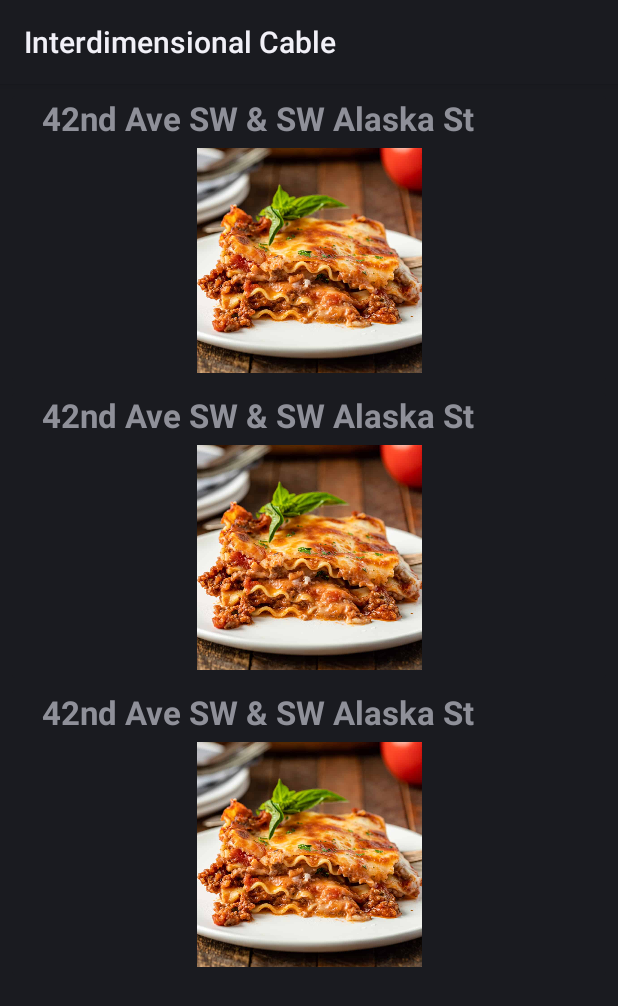
After one commit to shipitsteven/ad340-android, an Android app: the layout activity_traffic.xml on its own in the app's theme, with its tools: preview values and no code run, on a phone screen of 412 x 824 dp. The commit adds this screen. Shown: the top 1006 px of the screen. Run offline under Robolectric (Android 15) with nearby library versions, the light colour scheme and no system bars.

Commit message:
added traffic activities, layouts and adapters, implemented network status check fxn

```diff
--- a/app/build.gradle
+++ b/app/build.gradle
@@ -9,7 +9,7 @@ android {
 
     defaultConfig {
         applicationId "com.stevenswang.funfact"
-        minSdkVersion 23
+        minSdkVersion 24
         targetSdkVersion 30
         versionCode 1
         versionName "1.0"
--- /dev/null
+++ b/app/src/main/res/layout/activity_traffic.xml
@@ -0,0 +1,17 @@
+<?xml version="1.0" encoding="utf-8"?>
+<androidx.constraintlayout.widget.ConstraintLayout xmlns:android="http://schemas.android.com/apk/res/android"
+    xmlns:app="http://schemas.android.com/apk/res-auto"
+    xmlns:tools="http://schemas.android.com/tools"
+    android:layout_width="match_parent"
+    android:layout_height="match_parent"
+    tools:context=".Traffic">
+
+    <androidx.recyclerview.widget.RecyclerView
+        android:id="@+id/recycler_traffic"
+        android:padding="4dp"
+        android:clipToPadding="false"
+        android:layout_width="match_parent"
+        android:layout_height="match_parent"
+        tools:listitem="@layout/traffic_item"/>
+
+</androidx.constraintlayout.widget.ConstraintLayout>
--- /dev/null
+++ b/app/src/main/res/layout/traffic_item.xml
@@ -0,0 +1,35 @@
+<?xml version="1.0" encoding="utf-8"?>
+<androidx.cardview.widget.CardView xmlns:android="http://schemas.android.com/apk/res/android"
+    android:layout_width="match_parent"
+    android:layout_height="wrap_content"
+    xmlns:app="http://schemas.android.com/apk/res-auto"
+    app:cardElevation="0dp"
+    android:layout_margin="4dp">
+
+    <RelativeLayout
+        android:layout_width="match_parent"
+        android:layout_height="match_parent">
+
+        <TextView
+            android:id="@+id/text_traffic_title"
+            android:layout_width="wrap_content"
+            android:layout_height="wrap_content"
+            android:layout_marginStart="20dp"
+            android:text="42nd Ave SW &amp; SW Alaska St"
+            android:textSize="22sp"
+            android:textStyle="bold" />
+
+        <ImageView
+            android:id="@+id/image_traffic"
+            android:layout_width="wrap_content"
+            android:layout_height="150dp"
+            android:layout_below="@id/text_traffic_title"
+            android:src="@drawable/lasagna"
+            android:layout_centerHorizontal="true"
+            android:layout_marginTop="5dp"
+            android:layout_marginBottom="5dp"
+            android:contentDescription="@string/placeholder" />
+
+    </RelativeLayout>
+
+</androidx.cardview.widget.CardView>
```
Also changed, not shown: app/src/main/AndroidManifest.xml (+5 -3 lines), app/src/main/java/com/stevenswang/funfact/MainActivity.kt (+6 -1 lines), app/src/main/java/com/stevenswang/funfact/Traffic.kt (added, +63 -0 lines), app/src/main/java/com/stevenswang/funfact/TrafficAdapter.kt (added, +34 -0 lines).
